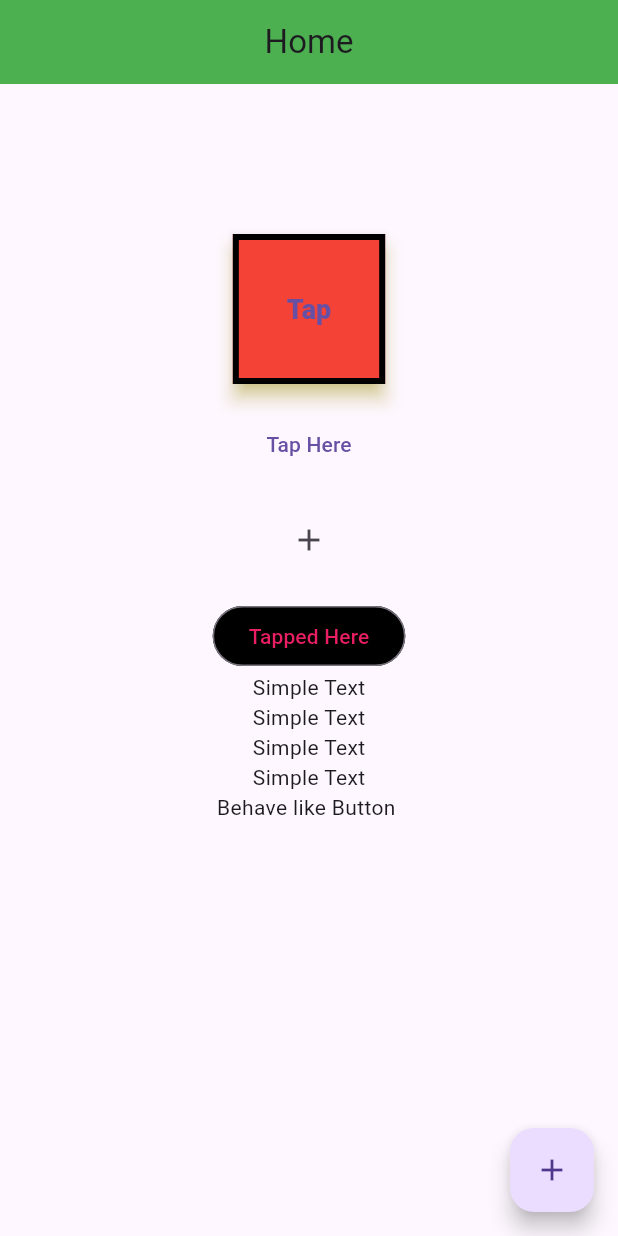
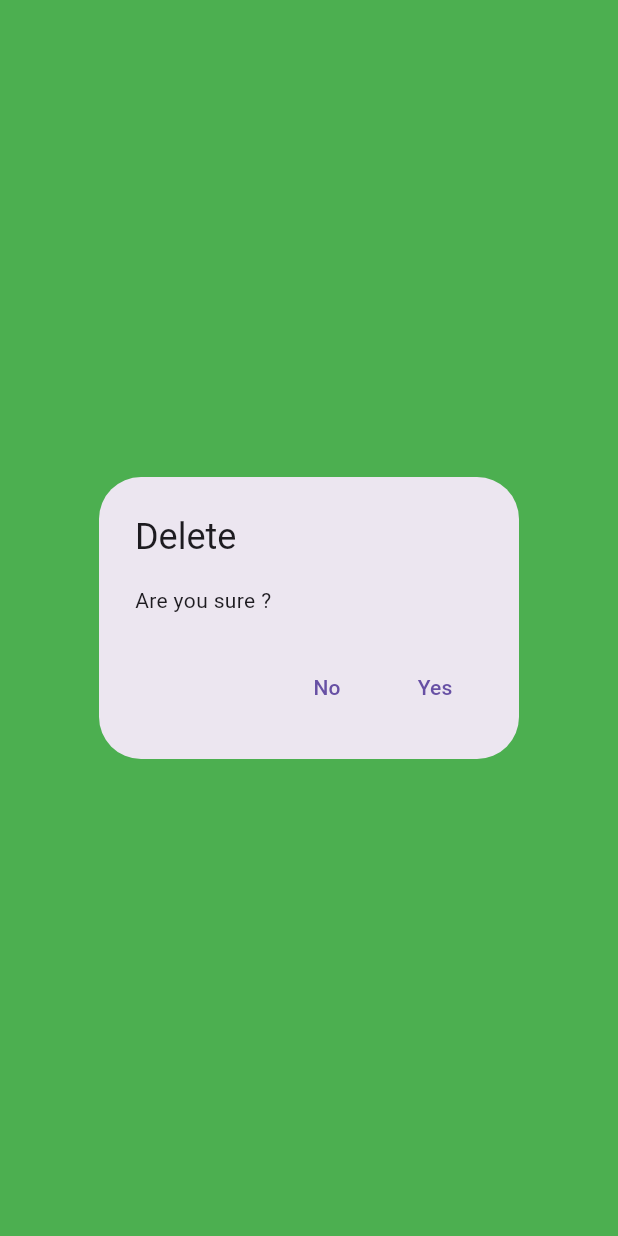
Before and after one commit to Khorsed-Alam/Flutter, a Flutter app: the screen it shows after launch, after a tap on "Tap", on a phone screen of 412 x 824 dp. Run offline on Flutter 3.47's test engine with Material 3 defaults, Android fonts, the phone set to English and light mode, and no system bars.

```diff
--- a/lib/main.dart
+++ b/lib/main.dart
@@ -57,7 +57,20 @@ class Home extends StatelessWidget {
 
              ),
              onPressed: (){
-                print('Tap on elevated Button ');
+                 showDialog(
+                   barrierColor: Colors.green,
+                     barrierDismissible: false,
+                     context: context, builder: (context){
+                   return AlertDialog(
+                     title: Text('Delete'),
+                      content: Text('Are you sure ?'),
+                     actions: [
+                       TextButton(onPressed: ( ){}, child: Text('No')),
+                       TextButton(onPressed: ( ){}, child: Text('Yes')),
+                     ],
+                   );
+                 }
+                 );
              },
                child:const Text('Tap'),
 
@@ -129,7 +142,8 @@ class Home extends StatelessWidget {
                print("Ink Well");
              },
              child:Text('Behave like Button '),
-           )
+           ),
+
          ],
        ),
      ),
```
